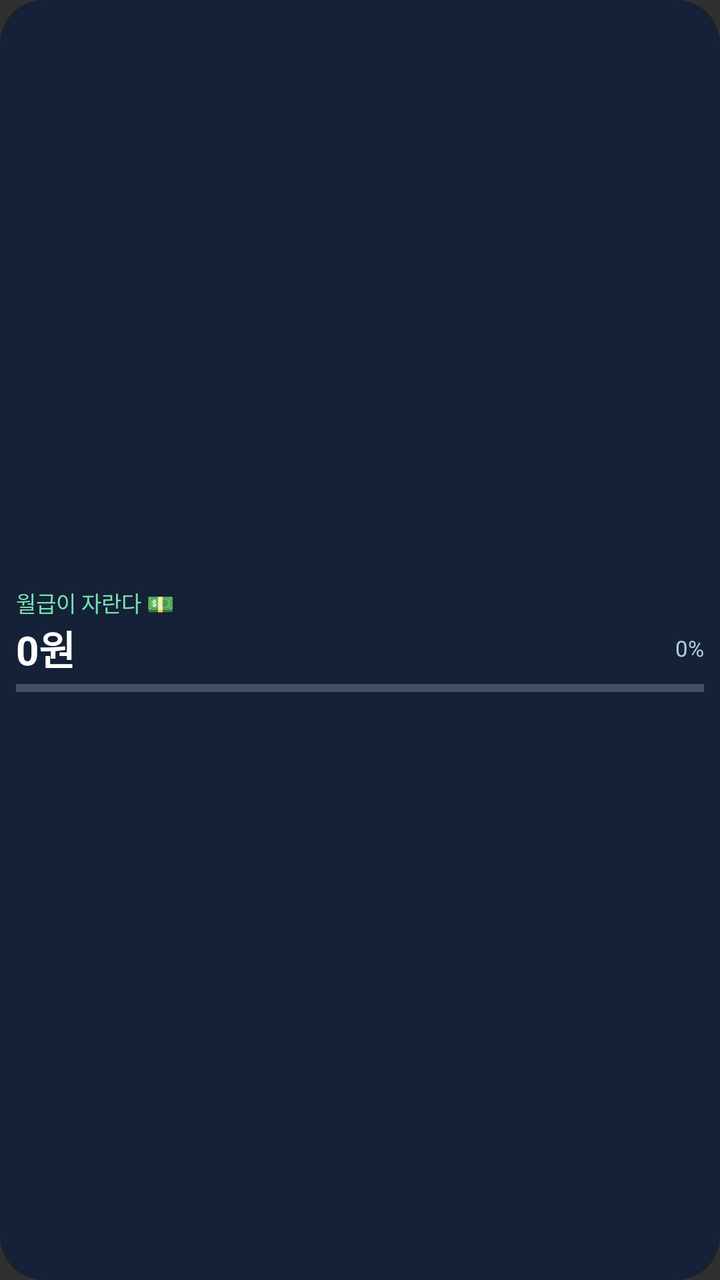
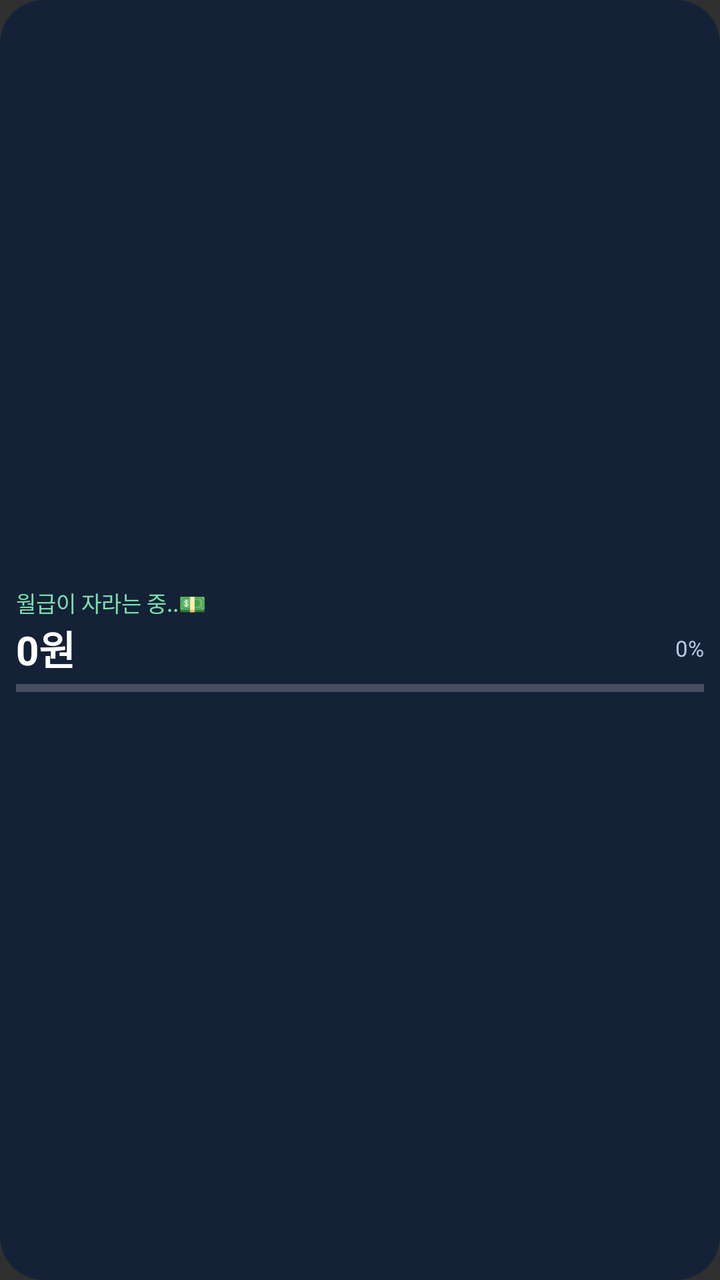

Screens rendered from an Android XML layout before and after an edit, with the pre-edit source and the edit as a unified diff.
<!-- AndroidManifest.xml: application theme android:Theme.Material.NoActionBar -->
<!-- res/layout/salary_widget_wide.xml -->
<LinearLayout android:id="@+id/widget_root" xmlns:android="http://schemas.android.com/apk/res/android" android:layout_width="match_parent" android:layout_height="match_parent" android:orientation="vertical" android:gravity="center_vertical" android:padding="8dp" android:background="@drawable/widget_bg"><TextView android:id="@+id/title" android:layout_width="match_parent" android:layout_height="wrap_content" android:text="월급이 자란다 💵" android:textColor="#78E0AE" android:textSize="11sp" android:singleLine="true"/><LinearLayout android:layout_width="match_parent" android:layout_height="wrap_content" android:orientation="horizontal" android:gravity="center_vertical"><TextView android:id="@+id/amount" android:layout_width="0dp" android:layout_weight="1" android:layout_height="wrap_content" android:text="0원" android:textColor="#FFFFFF" android:textSize="20sp" android:textStyle="bold" android:singleLine="true" android:autoSizeTextType="uniform" android:autoSizeMinTextSize="11sp" android:autoSizeMaxTextSize="20sp"/><TextView android:id="@+id/progress_text" android:layout_width="wrap_content" android:layout_height="wrap_content" android:text="0%" android:textColor="#B8CADF" android:textSize="11sp"/></LinearLayout><ProgressBar android:id="@+id/progress" style="?android:attr/progressBarStyleHorizontal" android:layout_width="match_parent" android:layout_height="5dp" android:layout_marginTop="3dp" android:max="10000" android:progressTint="#78E0AE"/></LinearLayout>
<!-- resources referenced by this layout -->
<resources>
  <!-- drawable widget_bg (drawable) -->
  <shape xmlns:android="http://schemas.android.com/apk/res/android" android:shape="rectangle">
      <solid android:color="#142136"/>
      <corners android:radius="22dp"/>
  </shape>
</resources>

<!-- the commit's change to res/layout/salary_widget_wide.xml (unified diff, before → after) -->
@@ -1 +1 @@
-<LinearLayout android:id="@+id/widget_root" xmlns:android="http://schemas.android.com/apk/res/android" android:layout_width="match_parent" android:layout_height="match_parent" android:orientation="vertical" android:gravity="center_vertical" android:padding="8dp" android:background="@drawable/widget_bg"><TextView android:id="@+id/title" android:layout_width="match_parent" android:layout_height="wrap_content" android:text="월급이 자란다 💵" android:textColor="#78E0AE" android:textSize="11sp" android:singleLine="true"/><LinearLayout android:layout_width="match_parent" android:layout_height="wrap_content" android:orientation="horizontal" android:gravity="center_vertical"><TextView android:id="@+id/amount" android:layout_width="0dp" android:layout_weight="1" android:layout_height="wrap_content" android:text="0원" android:textColor="#FFFFFF" android:textSize="20sp" android:textStyle="bold" android:singleLine="true" android:autoSizeTextType="uniform" android:autoSizeMinTextSize="11sp" android:autoSizeMaxTextSize="20sp"/><TextView android:id="@+id/progress_text" android:layout_width="wrap_content" android:layout_height="wrap_content" android:text="0%" android:textColor="#B8CADF" android:textSize="11sp"/></LinearLayout><ProgressBar android:id="@+id/progress" style="?android:attr/progressBarStyleHorizontal" android:layout_width="match_parent" android:layout_height="5dp" android:layout_marginTop="3dp" android:max="10000" android:progressTint="#78E0AE"/></LinearLayout>
+<LinearLayout android:id="@+id/widget_root" xmlns:android="http://schemas.android.com/apk/res/android" android:layout_width="match_parent" android:layout_height="match_parent" android:orientation="vertical" android:gravity="center_vertical" android:padding="8dp" android:background="@drawable/widget_bg"><TextView android:id="@+id/title" android:layout_width="match_parent" android:layout_height="wrap_content" android:text="월급이 자라는 중..💵" android:textColor="#78E0AE" android:textSize="11sp" android:singleLine="true"/><LinearLayout android:layout_width="match_parent" android:layout_height="wrap_content" android:orientation="horizontal" android:gravity="center_vertical"><TextView android:id="@+id/amount" android:layout_width="0dp" android:layout_weight="1" android:layout_height="wrap_content" android:text="0원" android:textColor="#FFFFFF" android:textSize="20sp" android:textStyle="bold" android:singleLine="true" android:autoSizeTextType="uniform" android:autoSizeMinTextSize="11sp" android:autoSizeMaxTextSize="20sp"/><TextView android:id="@+id/progress_text" android:layout_width="wrap_content" android:layout_height="wrap_content" android:text="0%" android:textColor="#B8CADF" android:textSize="11sp"/></LinearLayout><ProgressBar android:id="@+id/progress" style="?android:attr/progressBarStyleHorizontal" android:layout_width="match_parent" android:layout_height="5dp" android:layout_marginTop="3dp" android:max="10000" android:progressTint="#78E0AE"/></LinearLayout>
